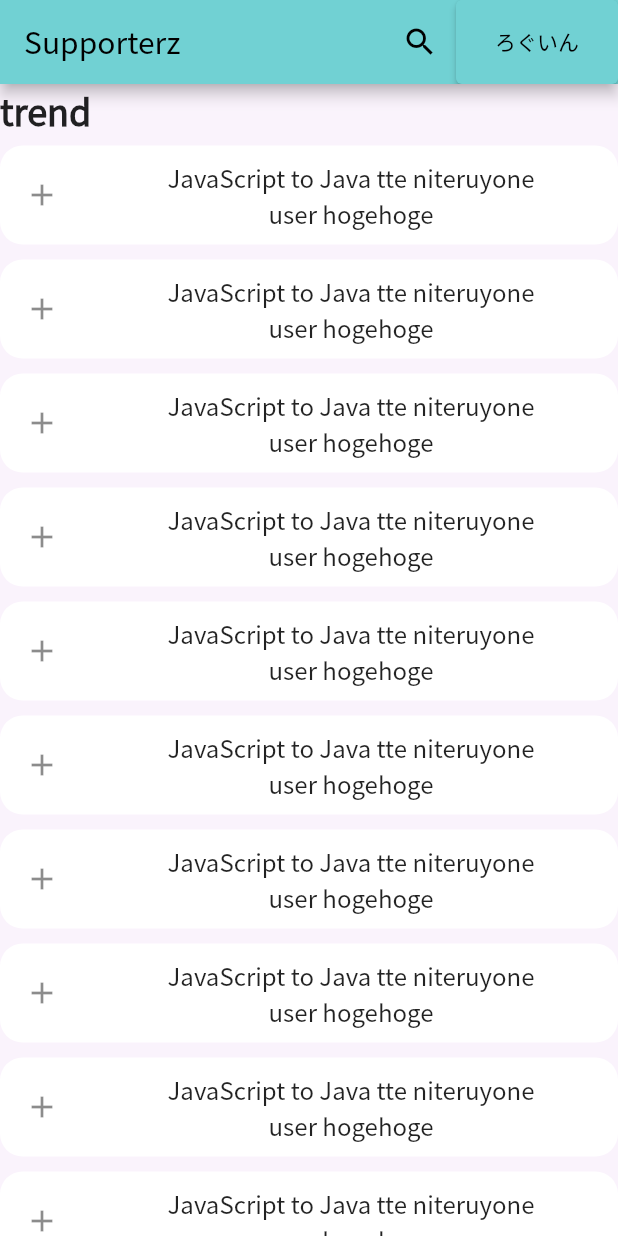
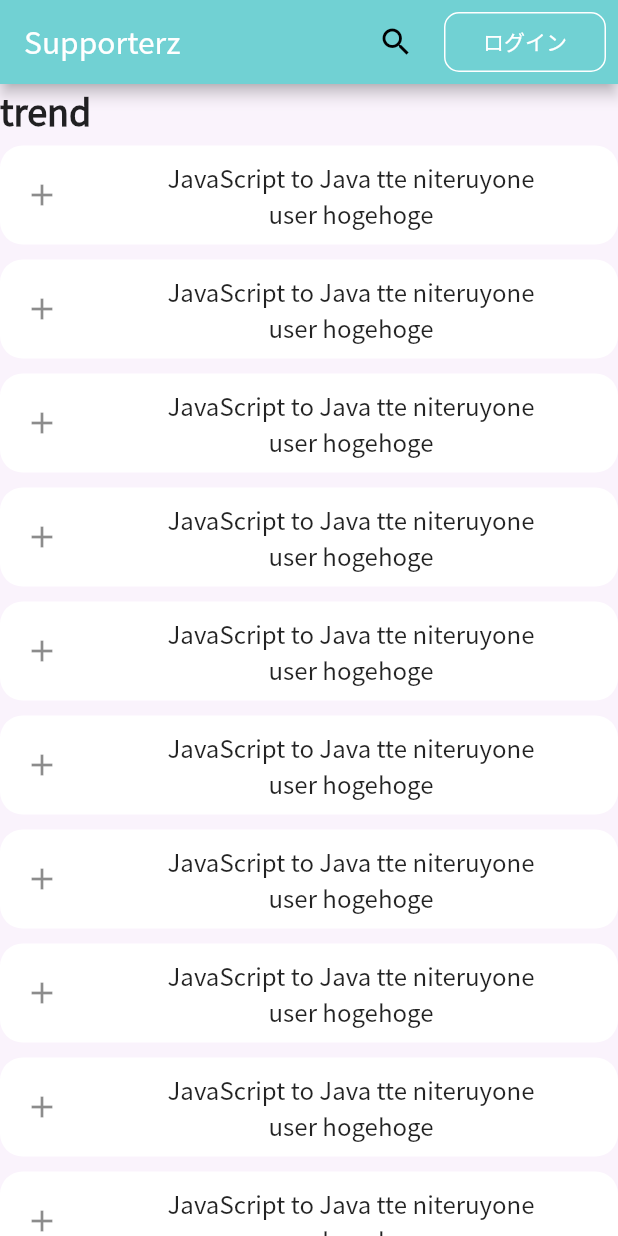
Before and after one commit to Hiroki1112/hackathon_supporterz, a Flutter app: the screen it shows after launch, on a phone screen of 412 x 824 dp. Run offline on Flutter 3.47's test engine with Material 2 defaults, Android fonts, the phone set to English and light mode, and no system bars; our stand-ins replace firebase_auth, firebase_core, flutter_signin_button, google_sign_in, hexcolor, url_strategy; missing offline and left inert: markdown; accounts and stored records are empty.

Commit message:
認証機能の追加

```diff
--- a/lib/main.dart
+++ b/lib/main.dart
@@ -1,14 +1,20 @@
+import 'package:firebase_auth/firebase_auth.dart';
+import 'package:firebase_core/firebase_core.dart';
 import 'package:flutter/material.dart';
+import 'package:hackathon_supporterz/provider/auth_provider.dart';
 import 'package:hackathon_supporterz/routes.dart';
 import 'package:hackathon_supporterz/screens/404/not_found.dart';
 import 'package:hackathon_supporterz/util/app_theme.dart';
 import 'package:hackathon_supporterz/util/config.dart';
 import 'package:hackathon_supporterz/screens/home/home_screen.dart';
 import 'package:hexcolor/hexcolor.dart';
+import 'package:provider/provider.dart';
 import 'screens/my_page/mypage_screen.dart';
 import 'package:url_strategy/url_strategy.dart';
 
-void main() {
+void main() async {
+  WidgetsFlutterBinding.ensureInitialized();
+  await Firebase.initializeApp();
   setPathUrlStrategy();
   runApp(
     const MyApp(),
@@ -20,7 +26,17 @@ class MyApp extends StatelessWidget {
 
   @override
   Widget build(BuildContext context) {
-    return MaterialApp(
+    return MultiProvider(
+      providers: [
+        Provider<AuthenticationProvider>(
+          create: (_) => AuthenticationProvider(FirebaseAuth.instance),
+        ),
+        StreamProvider(
+          create: (context) => context.read<AuthenticationProvider>().authState,
+          initialData: null,
+        ),
+      ],
+      child: MaterialApp(
         debugShowCheckedModeBanner: false,
         title: 'Supporterz hackaython',
         theme: ThemeData(
@@ -59,6 +75,7 @@ class MyApp extends StatelessWidget {
             },
           );
         },
+      ),
     );
   }
 }
--- a/lib/screens/home/home_screen.dart
+++ b/lib/screens/home/home_screen.dart
@@ -10,98 +10,15 @@ class HomeScreen extends StatelessWidget {
     Key? key,
   }) : super(key: key);
 
-  final List<Widget> _widgets = [
-    PostTile(
+  final List<Widget> _widgets = List.generate(
+    10,
+    (index) => PostTile(
       simplePost: SimplePost(
         'JavaScript to Java tte niteruyone',
         'user hogehoge',
       ),
     ),
-    PostTile(
-      simplePost: SimplePost(
-        'JavaScript to Java tte niteruyone',
-        'user hogehoge',
-      ),
-    ),
-    PostTile(
-      simplePost: SimplePost(
-        'JavaScript to Java tte niteruyone',
-        'user hogehoge',
-      ),
-    ),
-    PostTile(
-      simplePost: SimplePost(
-        'JavaScript to Java tte niteruyone',
-        'user hogehoge',
-      ),
-    ),
-    PostTile(
-      simplePost: SimplePost(
-        'JavaScript to Java tte niteruyone',
-        'user hogehoge',
-      ),
-    ),
-    PostTile(
-      simplePost: SimplePost(
-        'JavaScript to Java tte niteruyone',
-        'user hogehoge',
-      ),
-    ),
-    PostTile(
-      simplePost: SimplePost(
-        'JavaScript to Java tte niteruyone',
-        'user hogehoge',
-      ),
-    ),
-    PostTile(
-      simplePost: SimplePost(
-        'JavaScript to Java tte niteruyone',
-        'user hogehoge',
-      ),
-    ),
-    PostTile(
-      simplePost: SimplePost(
-        'JavaScript to Java tte niteruyone',
-        'user hogehoge',
-      ),
-    ),
-    PostTile(
-      simplePost: SimplePost(
-        'JavaScript to Java tte niteruyone',
-        'user hogehoge',
-      ),
-    ),
-    PostTile(
-      simplePost: SimplePost(
-        'JavaScript to Java tte niteruyone',
-        'user hogehoge',
-      ),
-    ),
-    PostTile(
-      simplePost: SimplePost(
-        'JavaScript to Java tte niteruyone',
-        'user hogehoge',
-      ),
-    ),
-    PostTile(
-      simplePost: SimplePost(
-        'JavaScript to Java tte niteruyone',
-        'user hogehoge',
-      ),
-    ),
-    PostTile(
-      simplePost: SimplePost(
-        'JavaScript to Java tte niteruyone',
-        'user hogehoge',
-      ),
-    ),
-    PostTile(
-      simplePost: SimplePost(
-        'JavaScript to Java tte niteruyone',
-        'user hogehoge',
-      ),
-    ),
-  ];
+  );
 
   @override
   Widget build(BuildContext context) {
--- /dev/null
+++ b/lib/util/constants.dart
@@ -0,0 +1,6 @@
+/// 絵文字を扱うクラス
+Map<String, String> emoji = {
+  'mobile': '📱',
+  'Web': '🖥',
+  'both': '📱&🖥',
+};
--- a/lib/widgets/appbar/my_appbar.dart
+++ b/lib/widgets/appbar/my_appbar.dart
@@ -1,26 +1,85 @@
 import 'package:flutter/material.dart';
-import 'package:hackathon_supporterz/screens/my_page/mypage_screen.dart';
 import 'package:flutter/foundation.dart' show kIsWeb;
+import 'package:hackathon_supporterz/provider/auth_provider.dart';
+import 'package:hackathon_supporterz/widgets/dialog/dialog.dart';
+import 'package:hackathon_supporterz/widgets/dialog/sign_in.dart';
+import 'package:provider/provider.dart';
+import 'package:firebase_auth/firebase_auth.dart';
 
+/// ログインボタンを表示する基本的なappBar
+/// ログイン済みの時にはアイコンが表示される
 AppBar myAppBar(BuildContext context) {
+  final firebaseUser = context.watch<User?>();
   return AppBar(
     // モバイルの場合は表示(true)にする
     automaticallyImplyLeading: !kIsWeb,
-    title: const Text('Supporterz'),
+    title: const Text(
+      'Supporterz',
+      style: TextStyle(
+        color: Colors.white,
+      ),
+    ),
     actions: [
       IconButton(
         onPressed: () {},
         icon: const Icon(Icons.search),
       ),
-      ElevatedButton(
-        onPressed: () {
-          Navigator.pushNamed(context, MyPageScreen.routeName);
-        },
-        child: const Padding(
-          padding: EdgeInsets.symmetric(horizontal: 10, vertical: 5),
-          child: Text('ろぐいん'),
-        ),
-      ),
+
+      /// ユーザーのログイン状態に応じてウィジェットを変更する
+      firebaseUser == null
+          // ログインしていない場合
+          ? Padding(
+              padding: const EdgeInsets.all(8.0),
+              child: OutlinedButton(
+                onPressed: () async {
+                  await signIn(context);
+                },
+                style: OutlinedButton.styleFrom(
+                  primary: Colors.white,
+                  shape: RoundedRectangleBorder(
+                    borderRadius: BorderRadius.circular(10),
+                  ),
+                  side: const BorderSide(
+                    color: Colors.white,
+                  ),
+                ),
+                child: const Padding(
+                  padding: EdgeInsets.symmetric(horizontal: 10, vertical: 5),
+                  child: Text(
+                    'ログイン',
+                    style: TextStyle(
+                      color: Colors.white,
+                    ),
+                  ),
+                ),
+              ),
+            )
+          : Padding(
+              padding: const EdgeInsets.all(8.0),
+              child: PopupMenuButton(
+                /// 各選択肢を押したときの処理はここで定義する
+                onSelected: (String val) async {
+                  if (val == 'サインアウト') {
+                    var res = await yesNoDialog(
+                        context, '確認', 'サインアウトしますか？', 'サインアウト', '戻る');
+                    if (res ?? false) {
+                      context.read<AuthenticationProvider>().signOut();
+                    }
+                  }
+                },
+                itemBuilder: (BuildContext context) {
+                  return ['プロフィール', '記事の投稿', 'サインアウト'].map((String s) {
+                    return PopupMenuItem(
+                      child: Text(s),
+                      value: s,
+                    );
+                  }).toList();
+                },
+                child: CircleAvatar(
+                  backgroundImage: NetworkImage(firebaseUser.photoURL ?? ''),
+                ),
+              ),
+            )
     ],
   );
 }
--- a/pubspec.yaml
+++ b/pubspec.yaml
@@ -36,6 +36,12 @@ dependencies:
   url_strategy: ^0.2.0
   markdown: ^4.0.0
   hexcolor: ^2.0.5
+
+  firebase_auth: ^3.1.2
+  firebase_core: ^1.7.0
+  provider: ^6.0.1
+  google_sign_in: ^5.1.1
+  flutter_signin_button: ^2.0.0
 
   # google_fonts:
   #   git:
```
Also changed, not shown: lib/provider/auth_provider.dart (added, +31 -0 lines), lib/widgets/dialog/dialog.dart (added, +90 -0 lines), lib/widgets/dialog/sign_in.dart (added, +37 -0 lines), pubspec.lock, 13 other files. Lines whose indentation alone changed are shown as unchanged.
